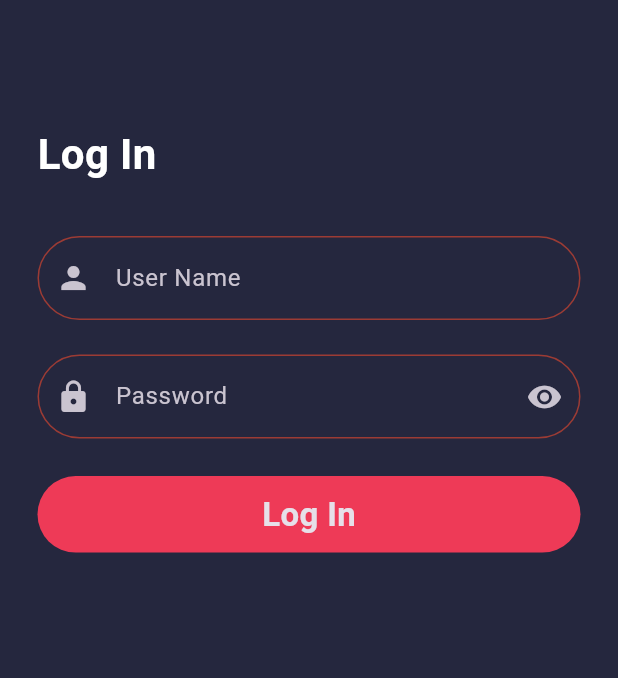
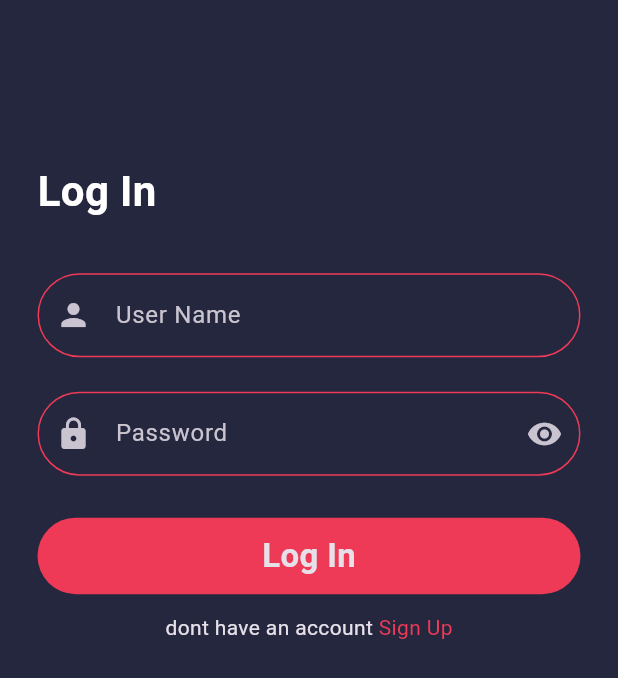
Before and after one commit to mohamedgalalelhamrawy/login_page, a Flutter app: the screen it shows after launch, on a phone screen of 412 x 824 dp. Shown: the top 678 px of the screen. Run offline on Flutter 3.47's test engine with Material 3 defaults, Android fonts, the phone set to English and light mode, and no system bars.

Commit message:
add new text that takes us to register page

```diff
--- a/lib/contants.dart
+++ b/lib/contants.dart
@@ -1,4 +1,4 @@
 
  import 'package:flutter/material.dart';
 
-const kbordercolor  =  Color.fromARGB(255, 156, 59, 52);
+const kbordercolor  =  Color(0xffEE3A57);
--- a/lib/home_page.dart
+++ b/lib/home_page.dart
@@ -1,5 +1,6 @@
 import 'package:flutter/material.dart';
 import 'package:login_page/components/cutom_text_field.dart';
+import 'package:login_page/contants.dart';
 
 class HomePage extends StatelessWidget {
   const HomePage({super.key});
@@ -11,10 +12,11 @@ class HomePage extends StatelessWidget {
       body: Padding(
         padding: const EdgeInsets.symmetric(horizontal: 25),
         child: Column(
+          // mainAxisAlignment: MainAxisAlignment.center,
           crossAxisAlignment: CrossAxisAlignment.start,
           children: [
             SizedBox(
-              height: MediaQuery.sizeOf(context).height * 0.1,
+              height: MediaQuery.sizeOf(context).height * 0.13,
             ),
             const  Text(
               "Log In",
@@ -32,21 +34,33 @@ class HomePage extends StatelessWidget {
             ),
             CustomTextField(text: "Password", icon: Icon(Icons.lock),suffixicon: Icon(Icons.visibility),),
              const  SizedBox(
-              height: 25,
+              height: 28,
             ),
             GestureDetector(
+              onTap: (){},
               child: Container(
                 alignment: Alignment.center,
                 width: double.infinity,
                 decoration: BoxDecoration(
                   borderRadius: BorderRadius.circular(30),
-                  color: Color(0xffEE3A57)
+                  color: kbordercolor
                 ),
                 child: const Padding(
                   padding: EdgeInsets.symmetric(vertical: 10),
                   child: Text("Log In",style: TextStyle(fontSize: 22,fontWeight: FontWeight.bold),),
                 ),
               ),
+            ),  const  SizedBox(
+              height: 12,
+            ),
+            Row(
+              mainAxisAlignment: MainAxisAlignment.center,
+              children: [
+                Text("dont have an account"),
+                GestureDetector(
+                  onTap: (){},
+                  child: Text(" Sign Up",style: TextStyle(color: kbordercolor),))
+              ],
             )
           ],
         ),
```
